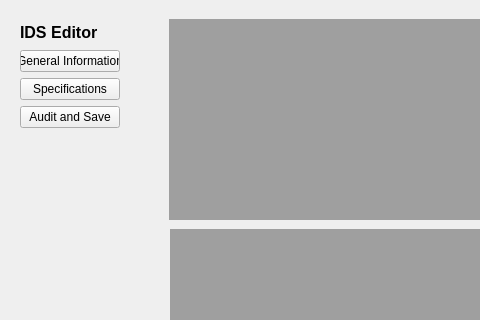
The window that GUI_Windows/idsEditor_main.ui (ivanfelipeib/Masterarbeit) describes before a commit, drawn with Qt 5; both pictures show x 0 to 480 and y 0 to 320 of the 800 by 600 pixel window.
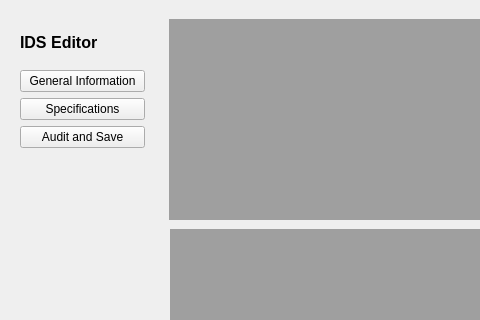
The same window after the commit.

Commit message: Conect buttons with windows -Most of the conections done -TODO: Finalce connecting whole GUI windows -some widgets' names in GUI were updated

Patch:
```diff
--- a/GUI_Windows/idsEditor_main.ui
+++ b/GUI_Windows/idsEditor_main.ui
@@ -34,13 +34,13 @@
      </rect>
     </property>
    </widget>
-   <widget class="QWidget" name="">
+   <widget class="QWidget" name="layoutWidget">
     <property name="geometry">
      <rect>
       <x>20</x>
       <y>20</y>
-      <width>100</width>
-      <height>108</height>
+      <width>125</width>
+      <height>128</height>
      </rect>
     </property>
     <layout class="QVBoxLayout" name="verticalLayout">
```
Left out of the diff: 4 changed lines with no effect on the pictures. The commit also changes 2 other files.
